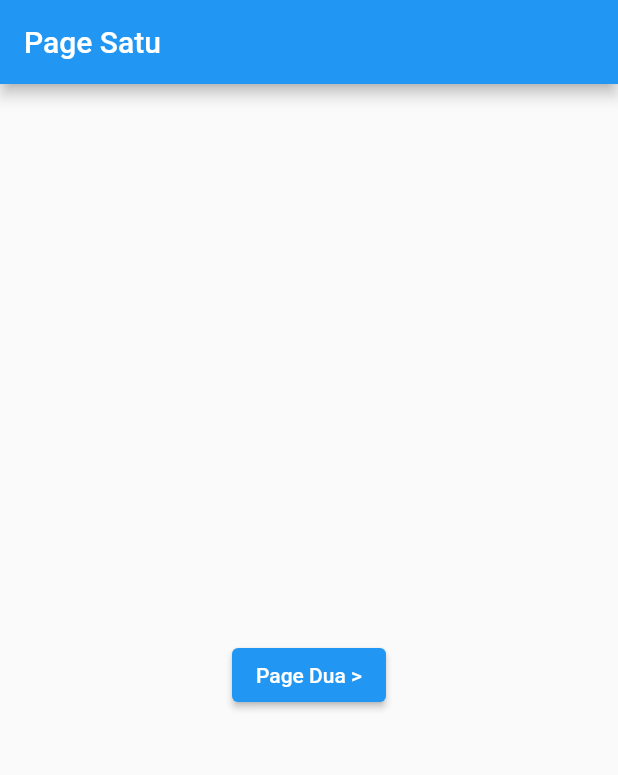
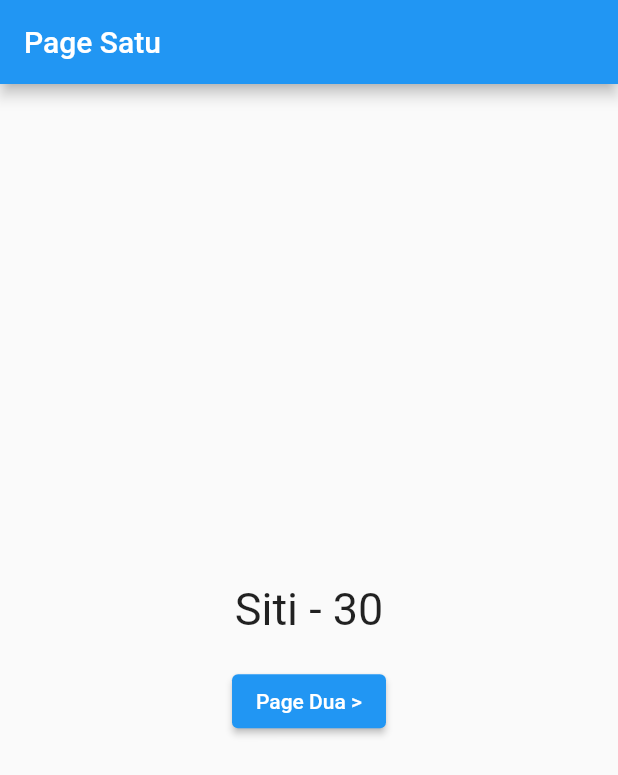
Before and after one commit to alimasudd/flutter-getx, a Flutter app: the screen it shows after launch, on a phone screen of 412 x 824 dp. Shown: the top 775 px of the screen. Run offline on Flutter 3.47's test engine with Material 2 defaults, Android fonts, the phone set to English and light mode, and no system bars; our stand-ins replace get.

Commit message:
add text with observe variable from controller

```diff
--- a/lib/dependecy/page/page_satu.dart
+++ b/lib/dependecy/page/page_satu.dart
@@ -1,8 +1,12 @@
 import 'package:flutter/material.dart';
+import 'package:get/get.dart';
+import 'package:getx/dependecy/controller/page_satu_controller.dart';
 import 'package:getx/dependecy/page/page_dua.dart';
 
 class PageSatu extends StatelessWidget {
   PageSatu({Key? key}) : super(key: key);
+
+  final pageSatuC = Get.put(PageSatuController());
 
   @override
   Widget build(BuildContext context) {
@@ -14,6 +18,10 @@ class PageSatu extends StatelessWidget {
         child: Column(
           mainAxisAlignment: MainAxisAlignment.center,
           children: [
+            Text(
+              '${pageSatuC.data['name']} - ${pageSatuC.data['age']}',
+              style: TextStyle(fontSize: 30),
+            ),
             SizedBox(
               height: 20,
             ),
```
